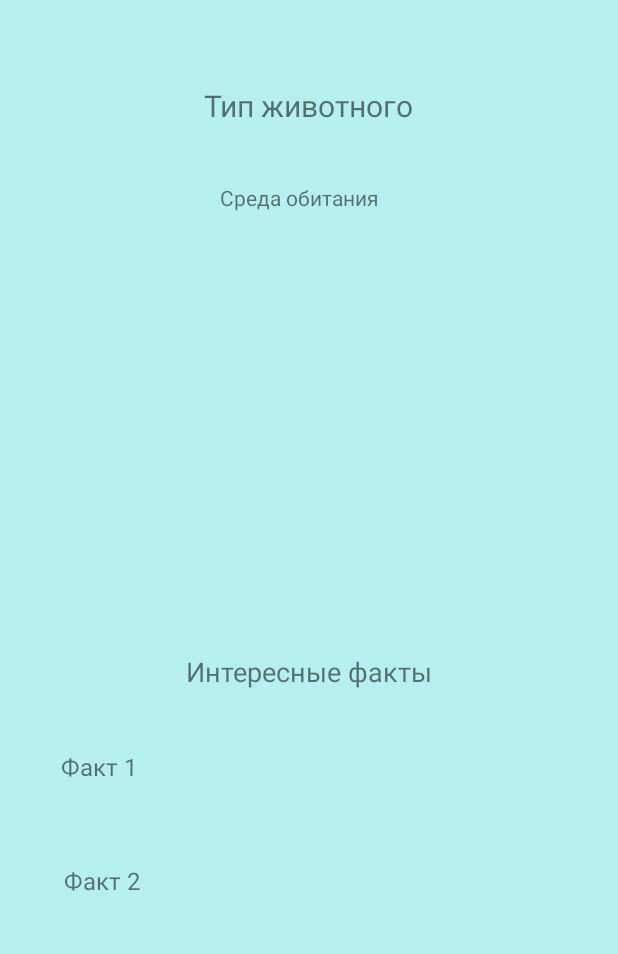
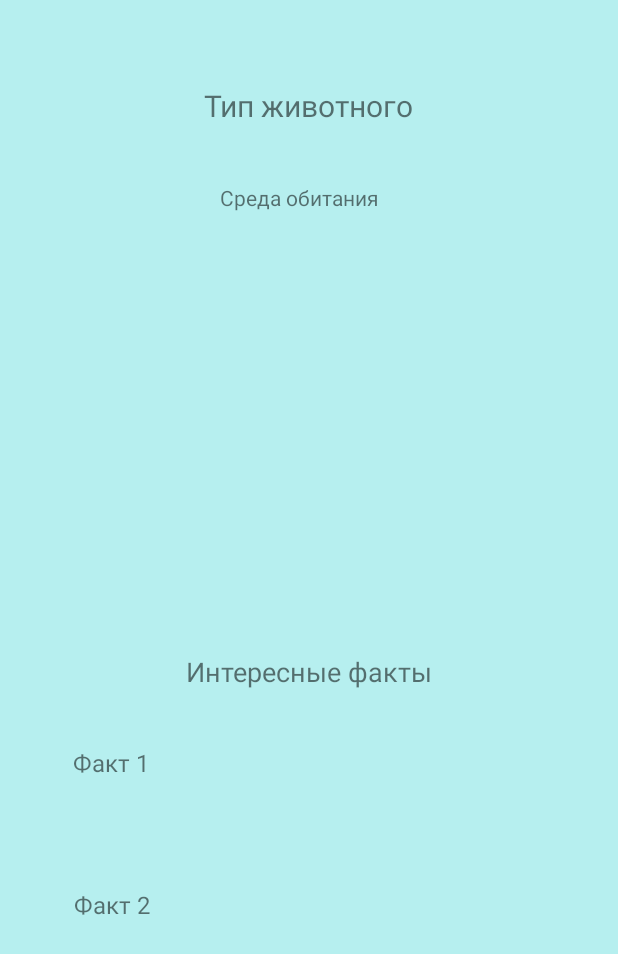
Before and after one commit to YariLAN/Animals, an Android app: the layout activity_animal.xml on its own in the app's theme, with its tools: preview values and no code run, on a phone screen of 412 x 824 dp. Shown: the top 954 px of the screen. Run offline under Robolectric (Android 15) with nearby library versions, the phone set to English and light mode, and no system bars.

```diff
--- a/app/src/main/res/layout/activity_animal.xml
+++ b/app/src/main/res/layout/activity_animal.xml
@@ -5,6 +5,7 @@
         xmlns:app="http://schemas.android.com/apk/res-auto"
         android:layout_width="match_parent"
         android:layout_height="match_parent"
+        android:scrollHorizontally="false"
         tools:context=".AnimalActivity" android:background="#B6EFEF">
 
     <TextView
@@ -31,19 +32,22 @@
             android:layout_marginBottom="364dp" android:textSize="18sp"/>
     <TextView
             android:text="Факт 1"
-            android:layout_width="341dp"
-            android:layout_height="60dp" android:id="@+id/fact_num1"
+            android:layout_width="326dp"
+            android:layout_height="82dp" android:id="@+id/fact_num1"
             app:layout_constraintEnd_toEndOf="parent" app:layout_constraintStart_toStartOf="parent"
             app:layout_constraintBottom_toBottomOf="parent" app:layout_constraintTop_toBottomOf="@+id/textView10"
             app:layout_constraintVertical_bias="0.113" android:padding="5dp" android:textSize="16sp"/>
     <TextView
             android:text="Факт 2"
-            android:layout_width="338dp"
-            android:layout_height="60dp" android:id="@+id/fact_num2"
+            android:layout_width="324dp"
+            android:layout_height="80dp" android:id="@+id/fact_num2"
             app:layout_constraintEnd_toEndOf="parent" app:layout_constraintStart_toStartOf="parent"
             app:layout_constraintBottom_toBottomOf="parent"
             android:padding="5dp" app:layout_constraintTop_toBottomOf="@+id/fact_num1"
-            app:layout_constraintVertical_bias="0.076" android:textSize="16sp"/>
+            android:inputType="textMultiLine"
+            android:gravity="start|top"
+            android:scrollbars="vertical"
+            app:layout_constraintVertical_bias="0.076" android:textSize="16sp" tools:ignore="TextViewEdits"/>
     <ListView
             android:layout_width="174dp"
             android:layout_height="147dp" android:id="@+id/loc"
```
Also changed, not shown: app/src/main/java/ru/ygmatveev/puppies/ListAnimalsActivity.kt (+3 -19 lines), app/src/main/java/ru/ygmatveev/puppies/adapter/AnimalAdapter.kt (+0 -15 lines).
